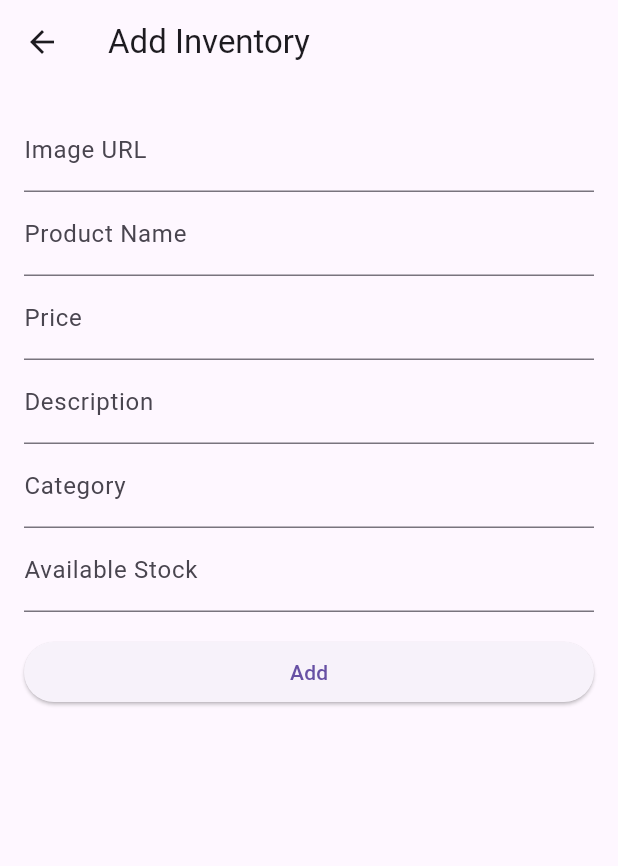
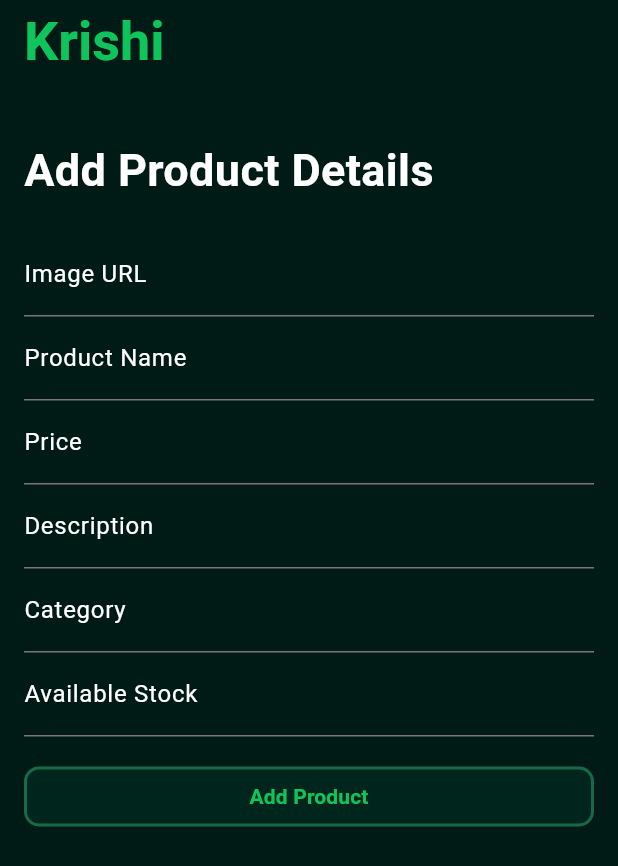
Before and after one commit to akshat-k04/karshi, a Flutter app: the AddInventoryPage screen opened directly, on a phone screen of 412 x 824 dp. Shown: the top 866 px of the screen. Run offline on Flutter 3.47's test engine with Material 3 defaults, Android fonts, the phone set to English and light mode, and no system bars; our stand-ins replace cloud_firestore, firebase_auth, firebase_core; accounts and stored records are empty.

Commit message:
add product details

```diff
--- a/lib/seller/Add inventry.dart
+++ b/lib/seller/Add inventry.dart
@@ -3,6 +3,7 @@ import 'package:karshi/backend/models/models.dart';
 import 'package:karshi/backend/services/shopkeeper_services.dart';
 import 'package:karshi/seller/dashboard.dart';
 import 'package:provider/provider.dart';
+import 'package:karshi/app_colors.dart';
 
 class AddInventoryPage extends StatefulWidget {
   @override
@@ -46,9 +47,20 @@ class _AddInventoryPageState extends State<AddInventoryPage> {
         // },
         // child:
         Scaffold(
+      backgroundColor: MyAppColors.backgroundColor,
       appBar: AppBar(
-          title: Text('Add Inventory'),
+        title: Text(
+          'Krishi',
+          style: TextStyle(
+            color: MyAppColors.textColor, // Text color set to white
+            fontSize: 36.0, // Choose the size that fits your design
+            fontWeight: FontWeight.bold, // Text weight set to bold
           ),
+        ),
+        automaticallyImplyLeading: false, // Remove the back button icon
+        backgroundColor: MyAppColors.backgroundColor,
+      ),
+
       body: Padding(
         padding: const EdgeInsets.all(16.0),
         child: SingleChildScrollView(
@@ -57,8 +69,23 @@ class _AddInventoryPageState extends State<AddInventoryPage> {
             child: Column(
               crossAxisAlignment: CrossAxisAlignment.stretch,
               children: <Widget>[
+                SizedBox(
+                  height: 20,
+                ),
+                Text(
+                  "Add Product Details",
+                  style: TextStyle(
+                      color: Colors.white,
+                      fontWeight: FontWeight.bold,
+                      fontSize: 30),
+                ),
+                SizedBox(
+                  height: 20,
+                ),
                 TextFormField(
-                    decoration: InputDecoration(labelText: 'Image URL'),
+                  decoration: InputDecoration(
+                      labelText: 'Image URL',
+                      labelStyle: TextStyle(color: Colors.white)),
                   validator: (value) {
                     if (value == null || value.isEmpty) {
                       return 'Please enter the image URL';
@@ -70,7 +97,9 @@ class _AddInventoryPageState extends State<AddInventoryPage> {
                   },
                 ),
                 TextFormField(
-                    decoration: InputDecoration(labelText: 'Product Name'),
+                  decoration: InputDecoration(
+                      labelText: 'Product Name',
+                      labelStyle: TextStyle(color: Colors.white)),
                   validator: (value) {
                     if (value == null || value.isEmpty) {
                       return 'Please enter the product name';
@@ -82,7 +111,9 @@ class _AddInventoryPageState extends State<AddInventoryPage> {
                   },
                 ),
                 TextFormField(
-                    decoration: InputDecoration(labelText: 'Price'),
+                  decoration: InputDecoration(
+                      labelText: 'Price',
+                      labelStyle: TextStyle(color: Colors.white)),
                   validator: (value) {
                     if (value == null || value.isEmpty) {
                       return 'Please enter the price';
@@ -94,7 +125,9 @@ class _AddInventoryPageState extends State<AddInventoryPage> {
                   },
                 ),
                 TextFormField(
-                    decoration: InputDecoration(labelText: 'Description'),
+                  decoration: InputDecoration(
+                      labelText: 'Description',
+                      labelStyle: TextStyle(color: Colors.white)),
                   validator: (value) {
                     if (value == null || value.isEmpty) {
                       return 'Please enter the description';
@@ -106,7 +139,9 @@ class _AddInventoryPageState extends State<AddInventoryPage> {
                   },
                 ),
                 TextFormField(
-                    decoration: InputDecoration(labelText: 'Category'),
+                  decoration: InputDecoration(
+                      labelText: 'Category',
+                      labelStyle: TextStyle(color: Colors.white)),
                   validator: (value) {
                     if (value == null || value.isEmpty) {
                       return 'Please enter the category';
@@ -118,7 +153,9 @@ class _AddInventoryPageState extends State<AddInventoryPage> {
                   },
                 ),
                 TextFormField(
-                    decoration: InputDecoration(labelText: 'Available Stock'),
+                  decoration: InputDecoration(
+                      labelText: 'Available Stock',
+                      labelStyle: TextStyle(color: Colors.white)),
                   validator: (value) {
                     if (value == null || value.isEmpty) {
                       return 'Please enter the available stock';
@@ -137,7 +174,7 @@ class _AddInventoryPageState extends State<AddInventoryPage> {
                       // Add your logic to save the form data
                       dynamic result = await ShopKeeperService(uid: user!.uid)
                           .addItem(productName, description, price, imageUrl,
-                                availableStock,category);
+                              availableStock, category);
                       print('Form submitted');
 
                       _formKey.currentState!.reset();
@@ -151,7 +188,31 @@ class _AddInventoryPageState extends State<AddInventoryPage> {
                       });
                     }
                   },
-                    child: Text('Add'),
+                  style: ButtonStyle(
+                    backgroundColor: MaterialStateProperty.all(
+                        MyAppColors.bgGreen), // Background color
+                    foregroundColor: MaterialStateProperty.all(
+                        MyAppColors.textColor), // Text color
+                    shape: MaterialStateProperty.all(
+                      RoundedRectangleBorder(
+                        side: BorderSide(
+                            color: MyAppColors.selectedGreen, width: 2.0),
+                        borderRadius:
+                            BorderRadius.circular(10), // Corner radius
+                      ),
+                    ),
+                    // If you need to adjust the button's padding:
+                    padding: MaterialStateProperty.all(
+                        EdgeInsets.symmetric(horizontal: 16.0, vertical: 8.0)),
+                    // If you need to adjust the button's elevation (shadow):
+                    elevation: MaterialStateProperty.all(0),
+                  ),
+                  child: Text(
+                    'Add Product',
+                    style: TextStyle(
+                      fontWeight: FontWeight.bold, // Makes the text bold
+                    ),
+                  ),
                 ),
               ],
             ),
```
Lines whose indentation alone changed are shown as unchanged.
